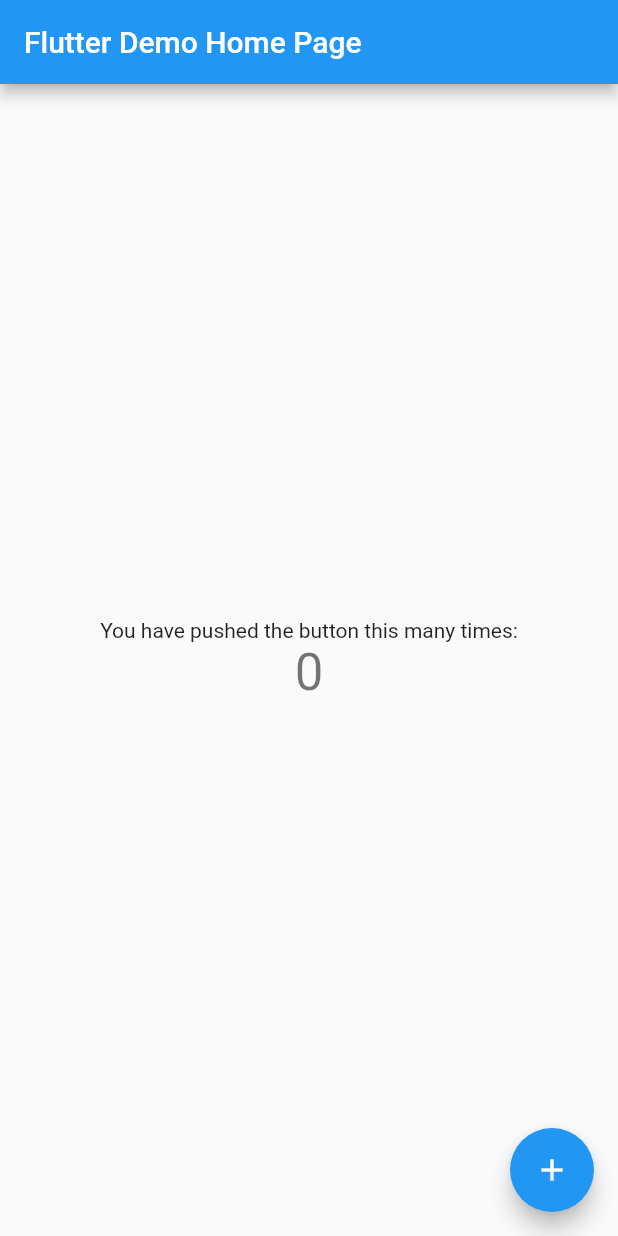
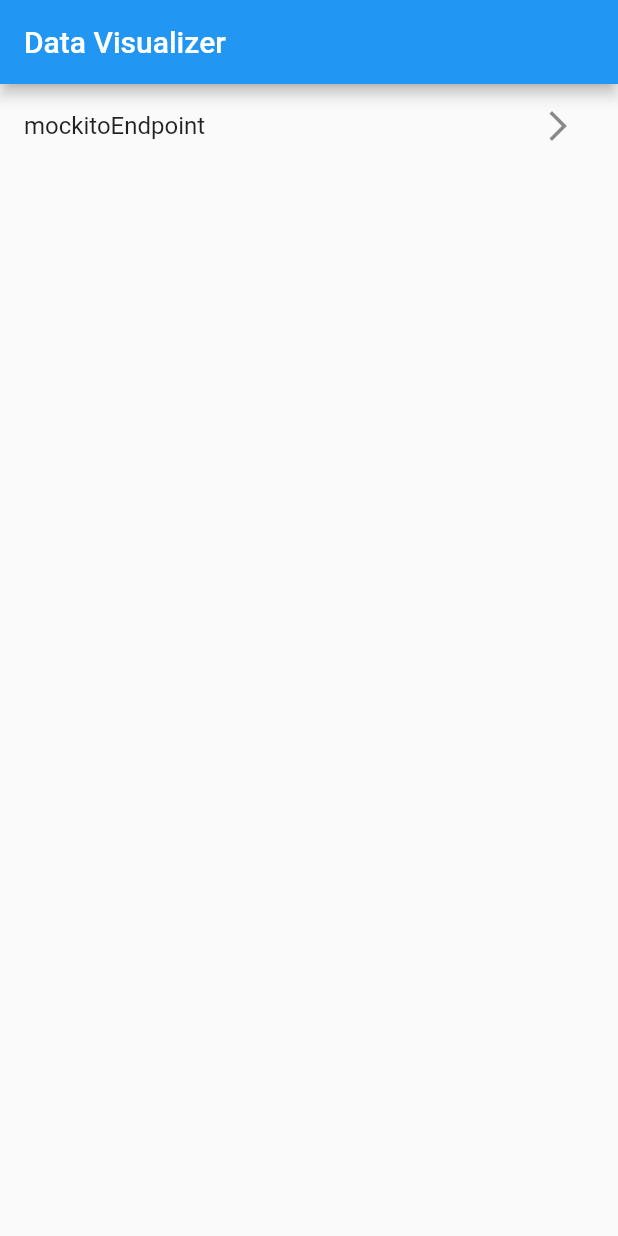
Before and after one commit to pploszczyca/Air-Pollution-Data-Visualizer, a Flutter app: the screen it shows after launch, on a phone screen of 412 x 824 dp. Run offline on Flutter 3.47's test engine with Material 2 defaults, Android fonts, the phone set to English and light mode, and no system bars; our stand-ins replace charts_flutter, loading_animation_widget.

Commit message:
[APDV-31] Adding charts and basic endpoint list view

```diff
--- /dev/null
+++ b/frontend/lib/EndpointList/EnpointList.dart
@@ -0,0 +1,64 @@
+import 'package:adpv_frontend/EndpointView/EndpointView.dart';
+import 'package:adpv_frontend/Repository/EndpointRepository.dart';
+import 'package:flutter/material.dart';
+
+class EndpointList extends StatefulWidget {
+  const EndpointList({Key? key, required this.endpointRepository})
+      : super(key: key);
+
+  final EndpointRepository endpointRepository;
+
+  @override
+  State<EndpointList> createState() => _EndpointListState();
+}
+
+class _EndpointListState extends State<EndpointList> {
+  final _biggerFont = const TextStyle(fontSize: 18);
+
+  void onTapHandler(String id, EndpointRepository endpointRepository) {
+    print("handle tap");
+    Navigator.push(
+        context,
+        MaterialPageRoute(
+          builder: (context) =>
+              EndpointView(
+                endpoint: endpointRepository.getEndpoint(id),
+              ),
+        ));
+  }
+
+  @override
+  Widget build(BuildContext context) {
+    return Scaffold(
+      appBar: AppBar(title: const Text("Data Visualizer")),
+      body: FutureBuilder<List<String>>(
+        builder: (context, snapshot) {
+          if (snapshot.connectionState == ConnectionState.none ||
+              snapshot.data == null) {
+            return Container();
+          }
+          return ListView.builder(
+            itemCount: snapshot.data!.length,
+            itemBuilder: (context, i) {
+              final endpointName = snapshot.data![i];
+
+              void onTap () {
+                onTapHandler(endpointName, widget.endpointRepository);
+              }
+
+              return ListTile(
+                title: Text(endpointName),
+                onTap: onTap,
+                trailing: IconButton(
+                  icon: const Icon(Icons.arrow_forward_ios),
+                  onPressed: onTap,
+                ),
+              );
+            },
+          );
+        },
+        future: widget.endpointRepository.getEndpointSummary(),
+      ),
+    );
+  }
+}
--- /dev/null
+++ b/frontend/lib/Models/Endpoint.dart
@@ -0,0 +1,11 @@
+import 'package:adpv_frontend/Models/EndpointData.dart';
+
+class Endpoint{
+  late int id;
+  late String endpointName;
+  late List<EndpointData> dataList = <EndpointData>[];
+
+  Endpoint.name(this.id, this.endpointName, this.dataList);
+
+  Endpoint.noList(this.id, this.dataList);
+}
--- /dev/null
+++ b/frontend/lib/Models/EndpointData.dart
@@ -0,0 +1,12 @@
+class EndpointData{
+  late double temperature;
+  late double pressure;
+  late double humidity;
+  late double pm1_0;
+  late double pm2_5;
+  late double pm10;
+  late DateTime date;
+
+  EndpointData(this.temperature, this.pressure, this.humidity, this.pm1_0,
+      this.pm2_5, this.pm10, this.date);
+}
--- a/frontend/lib/main.dart
+++ b/frontend/lib/main.dart
@@ -1,115 +1,25 @@
+import 'package:adpv_frontend/EndpointList/EnpointList.dart';
+import 'package:adpv_frontend/Repository/EndpointRepository.dart';
 import 'package:flutter/material.dart';
 
 void main() {
-  runApp(const MyApp());
+  runApp(MyApp());
 }
 
 class MyApp extends StatelessWidget {
-  const MyApp({Key? key}) : super(key: key);
+  MyApp({Key? key}) : super(key: key);
+  final EndpointRepository endpointRepository = EndpointRepository.mock();
 
-  // This widget is the root of your application.
   @override
   Widget build(BuildContext context) {
     return MaterialApp(
       title: 'Flutter Demo',
       theme: ThemeData(
-        // This is the theme of your application.
-        //
-        // Try running your application with "flutter run". You'll see the
-        // application has a blue toolbar. Then, without quitting the app, try
-        // changing the primarySwatch below to Colors.green and then invoke
-        // "hot reload" (press "r" in the console where you ran "flutter run",
-        // or simply save your changes to "hot reload" in a Flutter IDE).
-        // Notice that the counter didn't reset back to zero; the application
-        // is not restarted.
         primarySwatch: Colors.blue,
       ),
-      home: const MyHomePage(title: 'Flutter Demo Home Page'),
+      home: EndpointList(
+        endpointRepository: endpointRepository,
+      ),
     );
   }
 }
-
-class MyHomePage extends StatefulWidget {
-  const MyHomePage({Key? key, required this.title}) : super(key: key);
-
-  // This widget is the home page of your application. It is stateful, meaning
-  // that it has a State object (defined below) that contains fields that affect
-  // how it looks.
-
-  // This class is the configuration for the state. It holds the values (in this
-  // case the title) provided by the parent (in this case the App widget) and
-  // used by the build method of the State. Fields in a Widget subclass are
-  // always marked "final".
-
-  final String title;
-
-  @override
-  State<MyHomePage> createState() => _MyHomePageState();
-}
-
-class _MyHomePageState extends State<MyHomePage> {
-  int _counter = 0;
-
-  void _incrementCounter() {
-    setState(() {
-      // This call to setState tells the Flutter framework that something has
-      // changed in this State, which causes it to rerun the build method below
-      // so that the display can reflect the updated values. If we changed
-      // _counter without calling setState(), then the build method would not be
-      // called again, and so nothing would appear to happen.
-      _counter++;
-    });
-  }
-
-  @override
-  Widget build(BuildContext context) {
-    // This method is rerun every time setState is called, for instance as done
-    // by the _incrementCounter method above.
-    //
-    // The Flutter framework has been optimized to make rerunning build methods
-    // fast, so that you can just rebuild anything that needs updating rather
-    // than having to individually change instances of widgets.
-    return Scaffold(
-      appBar: AppBar(
-        // Here we take the value from the MyHomePage object that was created by
-        // the App.build method, and use it to set our appbar title.
-        title: Text(widget.title),
-      ),
-      body: Center(
-        // Center is a layout widget. It takes a single child and positions it
-        // in the middle of the parent.
-        child: Column(
-          // Column is also a layout widget. It takes a list of children and
-          // arranges them vertically. By default, it sizes itself to fit its
-          // children horizontally, and tries to be as tall as its parent.
-          //
-          // Invoke "debug painting" (press "p" in the console, choose the
-          // "Toggle Debug Paint" action from the Flutter Inspector in Android
-          // Studio, or the "Toggle Debug Paint" command in Visual Studio Code)
-          // to see the wireframe for each widget.
-          //
-          // Column has various properties to control how it sizes itself and
-          // how it positions its children. Here we use mainAxisAlignment to
-          // center the children vertically; the main axis here is the vertical
-          // axis because Columns are vertical (the cross axis would be
-          // horizontal).
-          mainAxisAlignment: MainAxisAlignment.center,
-          children: <Widget>[
-            const Text(
-              'You have pushed the button this many times:',
-            ),
-            Text(
-              '$_counter',
-              style: Theme.of(context).textTheme.headline4,
-            ),
-          ],
-        ),
-      ),
-      floatingActionButton: FloatingActionButton(
-        onPressed: _incrementCounter,
-        tooltip: 'Increment',
-        child: const Icon(Icons.add),
-      ), // This trailing comma makes auto-formatting nicer for build methods.
-    );
-  }
-}
--- a/frontend/pubspec.yaml
+++ b/frontend/pubspec.yaml
@@ -18,7 +18,7 @@
 version: 1.0.0+1
 
 environment:
-  sdk: ">=2.16.1 <3.0.0"
+  sdk: ">=2.16.1 <2.90.0"
 
 # Dependencies specify other packages that your package needs in order to work.
 # To automatically upgrade your package dependencies to the latest versions
@@ -27,6 +27,7 @@
 # the latest version available on pub.dev. To see which dependencies have newer
 # versions available, run `flutter pub outdated`.
 dependencies:
+  loading_animation_widget:
   flutter:
     sdk: flutter
 
@@ -34,6 +35,7 @@
   # The following adds the Cupertino Icons font to your application.
   # Use with the CupertinoIcons class for iOS style icons.
   cupertino_icons: ^1.0.2
+  charts_flutter: ^0.12.0
 
 dev_dependencies:
   flutter_test:
```
Also changed, not shown: frontend/lib/EndpointView/DataChart.dart (added, +43 -0 lines), frontend/lib/EndpointView/EndpointView.dart (added, +97 -0 lines), frontend/lib/EndpointView/TitledLineChart.dart (added, +35 -0 lines), frontend/lib/Repository/EndpointRepository.dart (added, +70 -0 lines), frontend/pubspec.lock.
